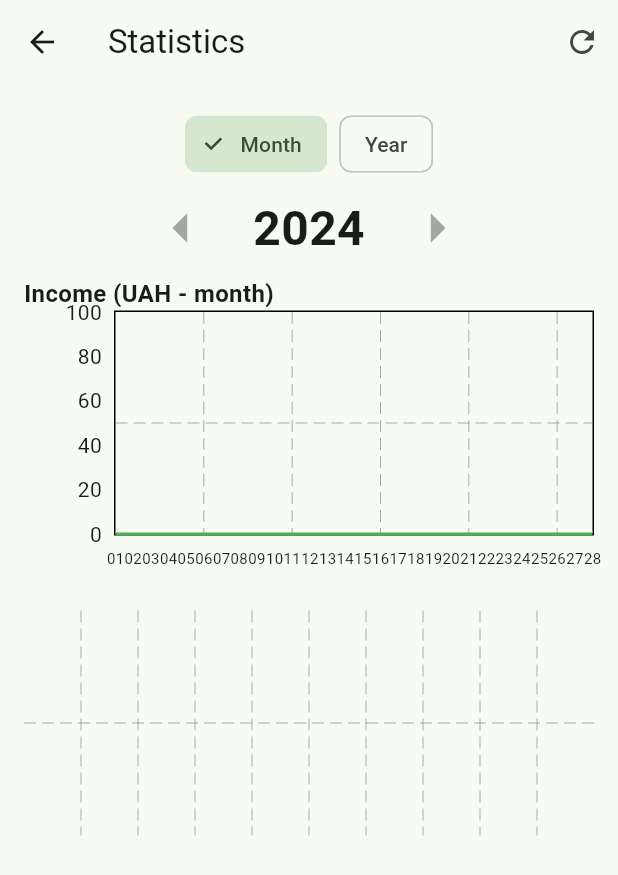
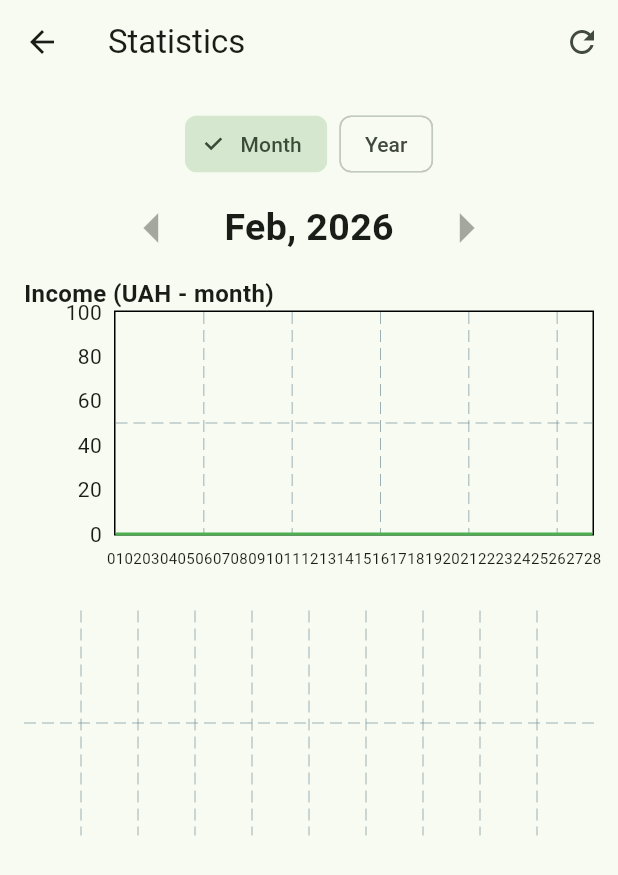
Before and after one commit to kodizhuk/MyMoney, a Flutter app: the StatisticsScreen screen opened directly, on a phone screen of 412 x 824 dp. Shown: the top 875 px of the screen. Run offline on Flutter 3.47's test engine with Material 3 defaults, Android fonts, the light colour scheme and no system bars; drawn by our look-alikes of fl_chart; our stand-ins replace sqflite_common_ffi; accounts and stored records are empty.

Commit message:
add month

```diff
--- a/lib/screens/statistics_screen.dart
+++ b/lib/screens/statistics_screen.dart
@@ -195,15 +195,15 @@ class _StatisticsScreenState extends State<StatisticsScreen> {
                       IconButton(
                         icon: const Icon(Icons.arrow_left),
                         iconSize: 48.0,
-                        tooltip: 'Previous Year',
+                        tooltip: 'Previous Date',
                         onPressed: null,
                       ),
                       Padding(
                         padding: const EdgeInsets.symmetric(horizontal: 16.0),
                         child: Text(
-                          '2024', // Uses yearData from context.watch
+                          'Feb, 2026', // Uses yearData from context.watch
                           style: const TextStyle(
-                            fontSize: 32.0,
+                            fontSize: 25.0,
                             fontWeight: FontWeight.bold,
                           ),
                         ),
@@ -211,7 +211,7 @@ class _StatisticsScreenState extends State<StatisticsScreen> {
                       IconButton(
                         icon: const Icon(Icons.arrow_right),
                         iconSize: 48.0,
-                        tooltip: 'Next Year',
+                        tooltip: 'Next Date',
                         onPressed: null,
                       ),
                     ],
```
